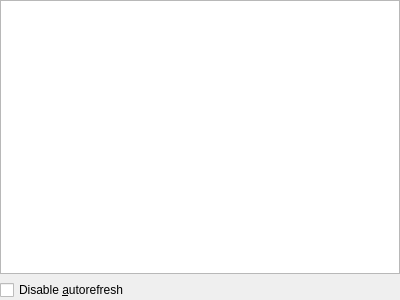
Above: qt/widgets/forms/messagelogviewerwidget.ui from damentz/moonphase before the change. Below: the same form after it.
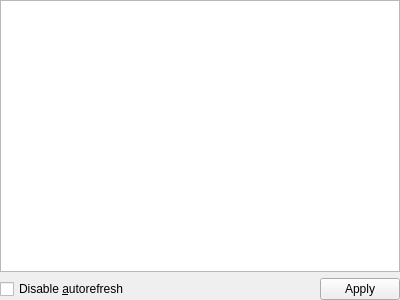
That is the form after the change.

The edit to the form file:
```diff
--- a/qt/widgets/forms/messagelogviewerwidget.ui
+++ b/qt/widgets/forms/messagelogviewerwidget.ui
@@ -51,7 +51,7 @@
      <item>
       <widget class="QDialogButtonBox" name="m_pButtonBox">
        <property name="standardButtons">
-        <set>QDialogButtonBox::NoButton</set>
+        <set>QDialogButtonBox::Apply</set>
        </property>
       </widget>
      </item>
```
